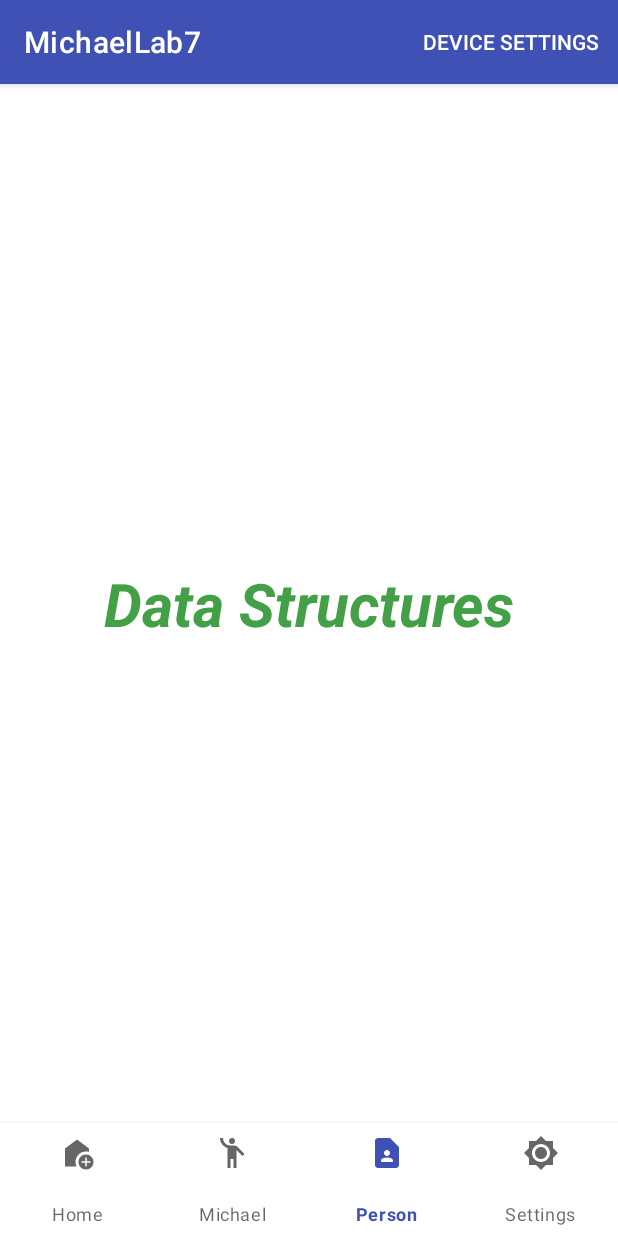
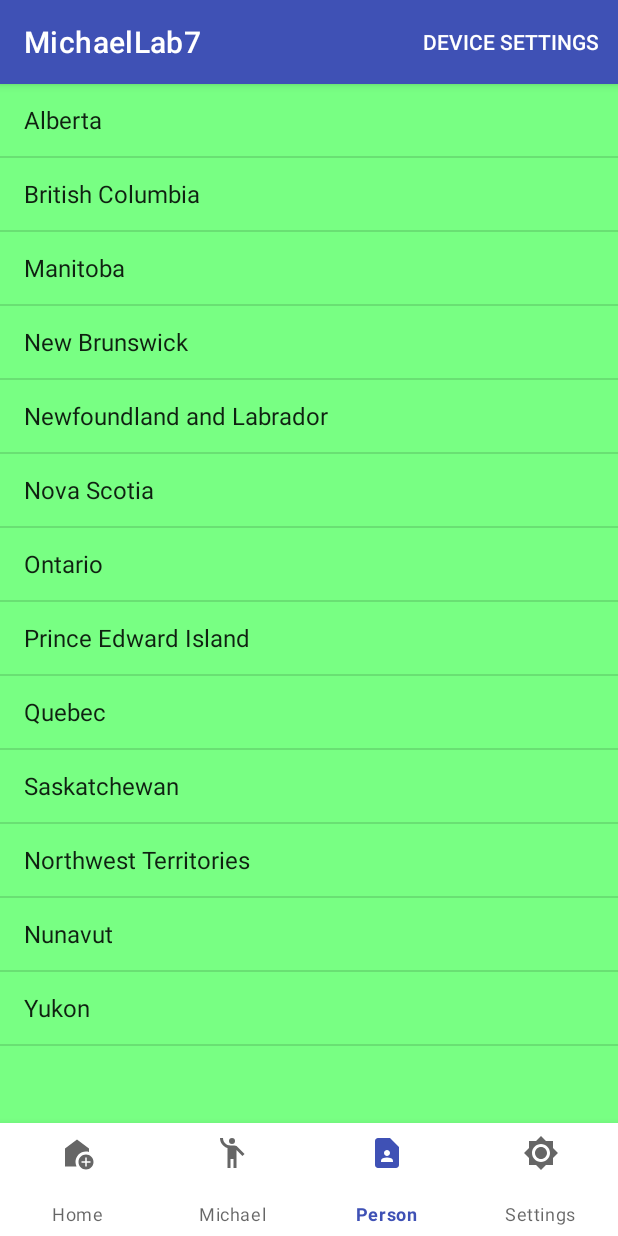
Before and after one commit to Michael-Quon/Android-Studio-Lab-7, an Android app: the screen it shows after launch (QuonActivity), item 3 of the bottom bar chosen, on a phone screen of 412 x 824 dp. Run offline under Robolectric (Android 15) with nearby library versions, the phone set to English and light mode, and no system bars.

Commit message:
Made the array list view to have the provinces and territories in the person fragment

```diff
--- a/MichaelModule7/src/main/java/michael/quon/n01565129/PersonFragment.java
+++ b/MichaelModule7/src/main/java/michael/quon/n01565129/PersonFragment.java
@@ -1,15 +1,25 @@
 // Michael Quon N01565129
 package michael.quon.n01565129;
 
+import android.graphics.Color;
 import android.os.Bundle;
 
+import androidx.annotation.NonNull;
+import androidx.annotation.Nullable;
+import androidx.core.content.ContextCompat;
 import androidx.fragment.app.Fragment;
 
 import android.view.LayoutInflater;
 import android.view.View;
 import android.view.ViewGroup;
+import android.widget.AdapterView;
+import android.widget.ArrayAdapter;
+import android.widget.ListView;
 
 public class PersonFragment extends Fragment {
+
+    private String[] provincesAndTerritories;
+    private int selectedItemPosition = -1; // Initially no item is selected
 
     public PersonFragment() {
         // Required empty public constructor
@@ -18,13 +28,50 @@ public class PersonFragment extends Fragment {
     @Override
     public void onCreate(Bundle savedInstanceState) {
         super.onCreate(savedInstanceState);
-
+        provincesAndTerritories = getResources().getStringArray(R.array.provinces_territories);
     }
 
     @Override
     public View onCreateView(LayoutInflater inflater, ViewGroup container,
                              Bundle savedInstanceState) {
-        // Inflate the layout for this fragment
-        return inflater.inflate(R.layout.fragment_person, container, false);
+        View view = inflater.inflate(R.layout.fragment_person, container, false);
+        ListView listView = view.findViewById(R.id.MicListView);
+
+        ArrayAdapter<String> adapter = new ArrayAdapter<String>(requireContext(), android.R.layout.simple_list_item_1, provincesAndTerritories) {
+            @NonNull
+            @Override
+            public View getView(int position, @Nullable View convertView, @NonNull ViewGroup parent) {
+                View itemView = super.getView(position, convertView, parent);
+
+                // Check if the current position is the selected item
+                if (position == selectedItemPosition) {
+                    itemView.setBackgroundColor(ContextCompat.getColor(getContext(), R.color.selectedItem));
+                } else {
+                    itemView.setBackgroundColor(Color.TRANSPARENT);
+                }
+
+                return itemView;
+            }
+        };
+
+        listView.setAdapter(adapter);
+
+        listView.setOnItemClickListener(new AdapterView.OnItemClickListener() {
+            @Override
+            public void onItemClick(AdapterView<?> parent, View view, int position, long id) {
+                // Update the selected item position
+                selectedItemPosition = position;
+                adapter.notifyDataSetChanged();
+
+                // Pass the selected province and position to the activity or another fragment
+                String selectedProvince = provincesAndTerritories[position];
+                handleItemSelection(selectedProvince, position);
+            }
+        });
+
+        return view;
     }
+
+    private void handleItemSelection(String selectedProvince, int position) {
+        }
 }
--- a/MichaelModule7/src/main/res/layout/fragment_person.xml
+++ b/MichaelModule7/src/main/res/layout/fragment_person.xml
@@ -1,24 +1,17 @@
 <?xml version="1.0" encoding="utf-8"?>
-<androidx.constraintlayout.widget.ConstraintLayout
+<RelativeLayout
     xmlns:android="http://schemas.android.com/apk/res/android"
-    xmlns:app="http://schemas.android.com/apk/res-auto"
     xmlns:tools="http://schemas.android.com/tools"
     android:layout_width="match_parent"
     android:layout_height="match_parent"
-    tools:context=".QuonActivity">
+    tools:context=".QuonActivity"
+    android:background="@color/light_green">
 
-    <TextView
-        android:id="@+id/MicPersonFragment"
-        android:layout_width="wrap_content"
-        android:layout_height="wrap_content"
-        android:text="Data Structures"
-        android:textColor="#43a047"
-        android:textSize="40sp"
-        android:textStyle="italic|bold"
-        app:layout_constraintBottom_toBottomOf="parent"
-        app:layout_constraintEnd_toEndOf="parent"
-        app:layout_constraintHorizontal_bias="0.5"
-        app:layout_constraintStart_toStartOf="parent"
-        app:layout_constraintTop_toTopOf="parent" />
 
-</androidx.constraintlayout.widget.ConstraintLayout>
+    <ListView
+        android:id="@+id/MicListView"
+        android:layout_width="match_parent"
+        android:layout_height="match_parent"
+        tools:layout_editor_absoluteX="1dp"
+        tools:layout_editor_absoluteY="1dp" />
+</RelativeLayout>
--- a/MichaelModule7/src/main/res/values/colors.xml
+++ b/MichaelModule7/src/main/res/values/colors.xml
@@ -8,4 +8,6 @@
     <color name="light_blue">#ACDEFE</color>
     <color name="light_yellow">#FCFC9D</color>
     <color name="blue">#0000FF</color>
+    <color name="light_green">#78FF83</color>
+    <color name="selectedItem">#396D49</color>
 </resources>
--- a/MichaelModule7/src/main/res/values/strings.xml
+++ b/MichaelModule7/src/main/res/values/strings.xml
@@ -13,6 +13,10 @@
     <string name="toronto_maple_leafs" translatable="false">Toronto Maple Leafs</string>
     <string name="toronto_blue_jays" translatable="false">Toronto Blue Jays</string>
     <string name="ok" translatable="false">OK</string>
+    <string name="selectedprovinceterritory">"Selected Province/Territory: "</string>
+    <string name="province">PROVINCE</string>
+    <string name="index">INDEX</string>
+    <string name="selectedindex">Selected Index</string>
 
 
     <string-array name="provinces_territories">
```
